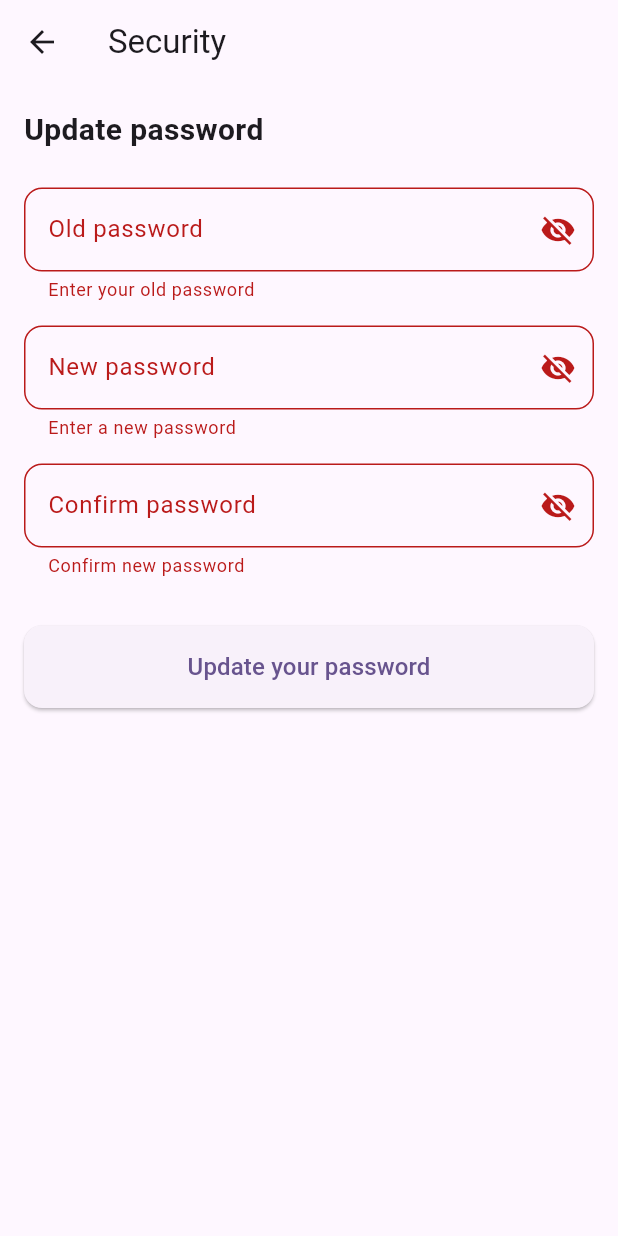
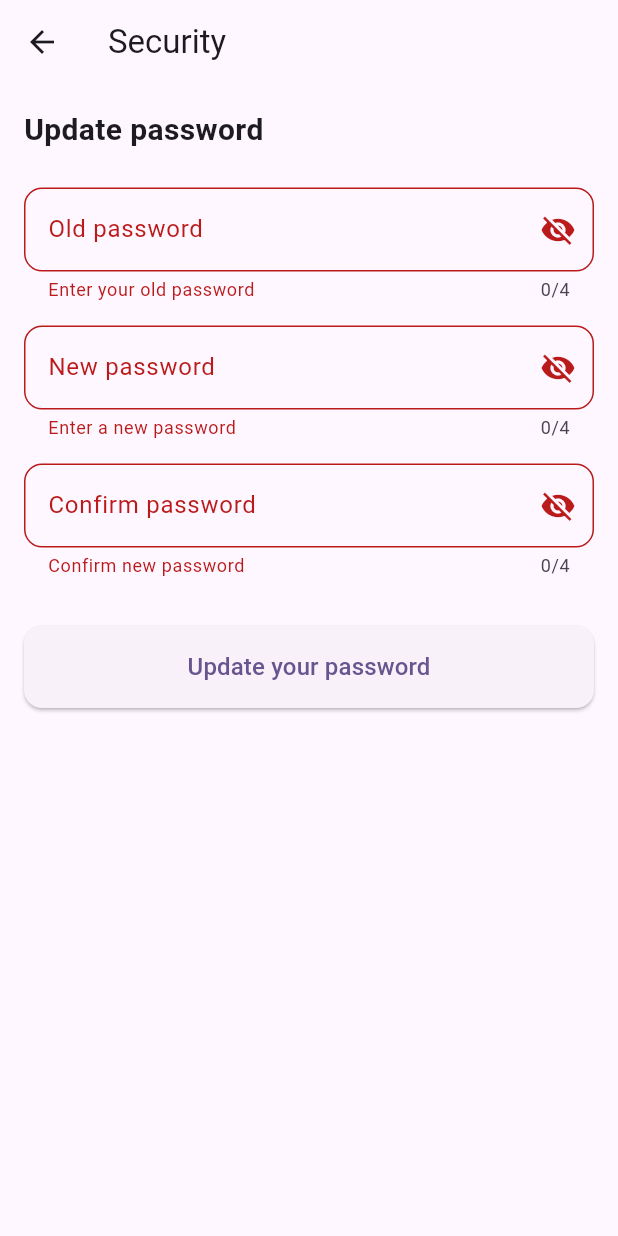
Before and after one commit to Noubissie237/healthy-eating, a Flutter app: the SecurityPage screen opened by its route, after a tap on "Update your password", on a phone screen of 412 x 824 dp. Run offline on Flutter 3.47's test engine with Material 3 defaults, Android fonts, the phone set to English and light mode, and no system bars; our stand-ins replace image_picker, permission_handler, share_plus, shared_preferences, sqflite; missing offline and left inert: flutter_sound; accounts and stored records are empty.

```diff
--- a/lib/pages/account_page.dart
+++ b/lib/pages/account_page.dart
@@ -30,8 +30,6 @@ class _AccountPageState extends State<AccountPage> {
       final Map<String, dynamic> decodedToken = jsonDecode(token);
       userInfo = {
         'fullname': decodedToken['fullname'] ?? 'Unknown',
-        'prenom': decodedToken['prenom'] ?? 'Unknown',
-        'telephone': decodedToken['telephone'] ?? 'Unknown',
         'email': decodedToken['email'] ?? 'Unknown',
         'height': decodedToken['height']?.toString() ?? 'Unknown',
         'weight': decodedToken['weight']?.toString() ?? 'Unknown',
--- a/lib/pages/security_page.dart
+++ b/lib/pages/security_page.dart
@@ -1,4 +1,8 @@
+import 'dart:convert';
+
 import 'package:flutter/material.dart';
+import 'package:food_app/database/database_helper.dart';
+import 'package:shared_preferences/shared_preferences.dart';
 
 class SecurityPage extends StatefulWidget {
   const SecurityPage({super.key});
@@ -25,19 +29,54 @@ class _SecurityPageState extends State<SecurityPage> {
     super.dispose();
   }
 
+  Future<Map<String, String>> _getUserInfo() async {
+    final prefs = await SharedPreferences.getInstance();
+    final token = prefs.getString('user_token');
+
+    Map<String, String> userInfo = {};
+    if (token != null) {
+      final Map<String, dynamic> decodedToken = jsonDecode(token);
+      userInfo = {
+        'email': decodedToken['email'] ?? 'Unknown',
+      };
+    }
+    return userInfo;
+  }
+
   Future<void> _updatePassword() async {
     if (_formKey.currentState!.validate()) {
       setState(() => _isLoading = true);
 
       try {
-        // Implémentez ici la logique de mise à jour du password
-        await Future.delayed(
-            const Duration(seconds: 2)); // Simuler une requête API
+        final userInfo = await _getUserInfo();
+        final email = userInfo['email'];
+
+        if (email == null) {
+          throw Exception('User email not found');
+        }
+
+        final dbHelper = DatabaseHelper();
+
+        // Vérifier l'ancien mot de passe
+        final isValidPassword = await dbHelper.verifyUser(
+          email,
+          _oldPasswordController.text,
+        );
+
+        if (!isValidPassword) {
+          throw Exception('Incorrect old password');
+        }
+
+        // Mettre à jour le mot de passe
+        await dbHelper.updatePassword(
+          email,
+          _newPasswordController.text,
+        );
 
         if (mounted) {
           ScaffoldMessenger.of(context).showSnackBar(
             const SnackBar(
-              content: Text('Password update successfuly'),
+              content: Text('Password updated successfully'),
               backgroundColor: Colors.green,
             ),
           );
@@ -47,7 +86,7 @@ class _SecurityPageState extends State<SecurityPage> {
         if (mounted) {
           ScaffoldMessenger.of(context).showSnackBar(
             SnackBar(
-              content: Text('Error: ${e.toString()}'),
+              content: Text(e.toString()),
               backgroundColor: Colors.red,
             ),
           );
@@ -79,8 +118,10 @@ class _SecurityPageState extends State<SecurityPage> {
             ),
             const SizedBox(height: 24),
             TextFormField(
+              maxLength: 4,
               controller: _oldPasswordController,
               obscureText: _obscureOldPassword,
+              keyboardType: TextInputType.number,
               decoration: InputDecoration(
                 labelText: 'Old password',
                 border: OutlineInputBorder(
@@ -104,7 +145,9 @@ class _SecurityPageState extends State<SecurityPage> {
             const SizedBox(height: 16),
             TextFormField(
               controller: _newPasswordController,
+              keyboardType: TextInputType.number,
               obscureText: _obscureNewPassword,
+              maxLength: 4,
               decoration: InputDecoration(
                 labelText: 'New password',
                 border: OutlineInputBorder(
@@ -130,8 +173,10 @@ class _SecurityPageState extends State<SecurityPage> {
             ),
             const SizedBox(height: 16),
             TextFormField(
+              maxLength: 4,
               controller: _confirmPasswordController,
               obscureText: _obscureConfirmPassword,
+              keyboardType: TextInputType.number,
               decoration: InputDecoration(
                 labelText: 'Confirm password',
                 border: OutlineInputBorder(
--- a/lib/pages/settings_page.dart
+++ b/lib/pages/settings_page.dart
@@ -150,8 +150,6 @@ class SettingsPage extends StatelessWidget {
       final Map<String, dynamic> decodedToken = jsonDecode(token);
       userInfo = {
         'fullname': decodedToken['fullname'] ?? 'Unknown',
-        'prenom': decodedToken['prenom'] ?? 'Unknown',
-        'telephone': decodedToken['telephone'] ?? 'Unknown',
         'email': decodedToken['email'] ?? 'Unknown',
         'height': decodedToken['height']?.toString() ?? 'Unknown',
         'weight': decodedToken['weight']?.toString() ?? 'Unknown',
```
Also changed, not shown: lib/database/database_helper.dart (+10 -0 lines).
